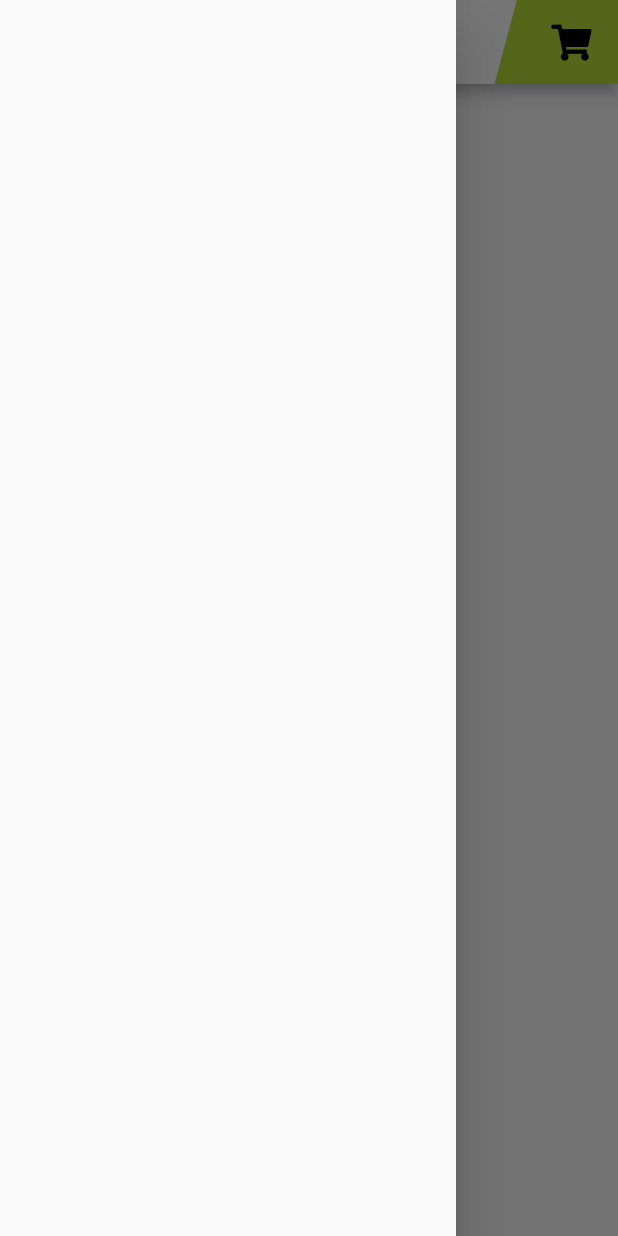
After one commit to niftytyro/DeCathlon-flutter, a Flutter app: the screen it shows after launch, with the side drawer open, on a phone screen of 412 x 824 dp. The commit adds this screen. Run offline on Flutter 3.47's test engine with Material 2 defaults, Android fonts, the phone set to English and light mode, and no system bars; our stand-ins replace font_awesome_flutter.

Commit message:
generalized scaffold

```diff
--- /dev/null
+++ b/lib/components/DeCathlonScaffold.dart
@@ -0,0 +1,35 @@
+import 'package:flutter/material.dart';
+import 'package:font_awesome_flutter/font_awesome_flutter.dart';
+
+import 'CartClipper.dart';
+
+class DeCathlonScaffold extends StatelessWidget {
+  @override
+  Widget build(BuildContext context) {
+    return Scaffold(
+      drawer: Drawer(),
+      appBar: AppBar(
+        backgroundColor: Colors.white,
+        iconTheme: IconThemeData(color: Colors.black),
+        title: Image.asset('assets/logo.png', height: kToolbarHeight),
+        actions: [
+          ClipPath(
+            child: Container(
+              padding: EdgeInsets.symmetric(
+                  horizontal: 0.05 * MediaQuery.of(context).size.width),
+              width: 0.2 * MediaQuery.of(context).size.width,
+              decoration: BoxDecoration(
+                color: Color(0xFFBADC37),
+              ),
+              alignment: Alignment.centerRight,
+              child: Icon(
+                FontAwesomeIcons.shoppingCart,
+              ),
+            ),
+            clipper: CartClipper(),
+          ),
+        ],
+      ),
+    );
+  }
+}
```
Also changed, not shown: lib/main.dart (+2 -28 lines).
